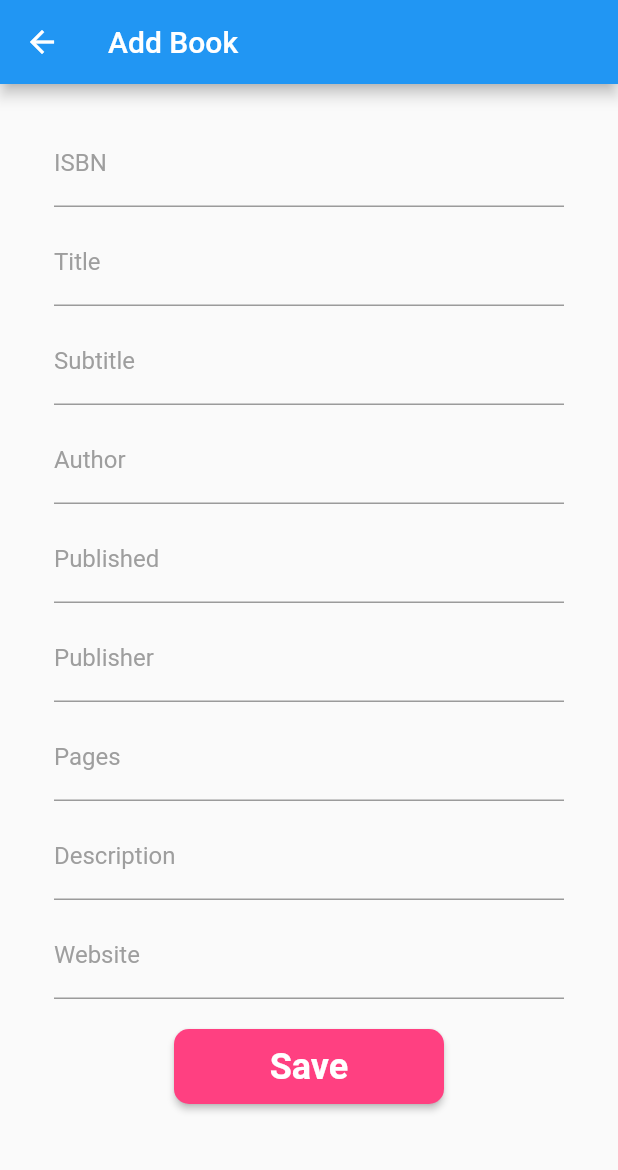
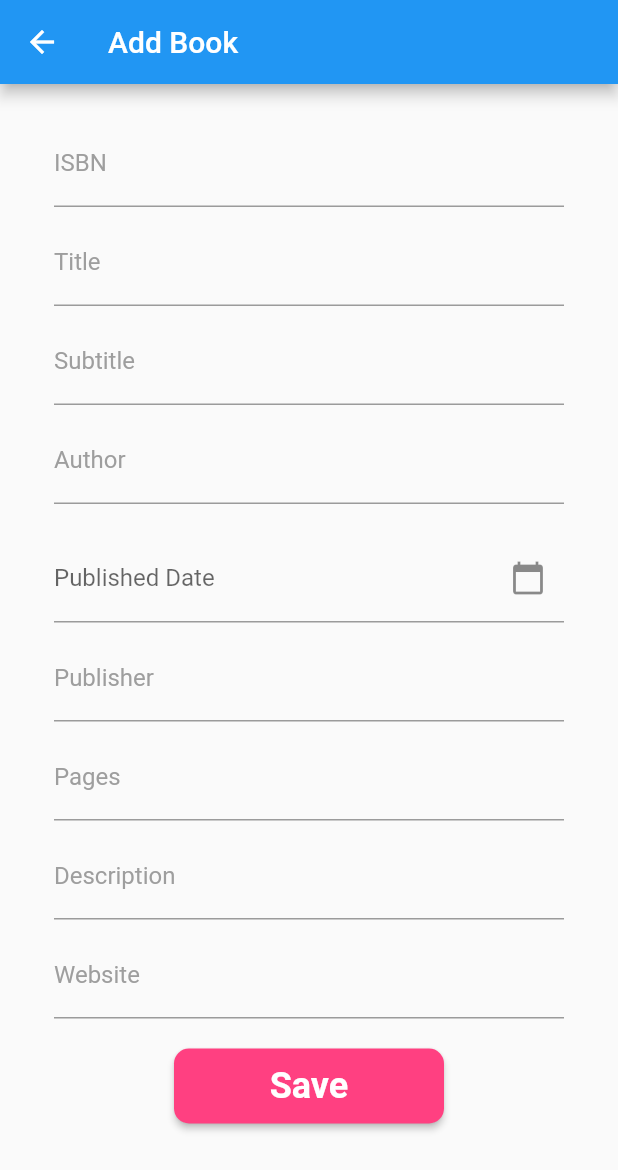
Before and after one commit to andisety/nusantara_tes, a Flutter app: the AddEditBook screen opened directly, on a phone screen of 412 x 824 dp. Shown: the top 1170 px of the screen. Run offline on Flutter 3.47's test engine with Material 2 defaults, Android fonts, the phone set to English and light mode, and no system bars; our stand-ins replace dio, get, shared_preferences; accounts and stored records are empty; network calls fail.

Commit message:
fix body nullable

```diff
--- a/lib/model/books.dart
+++ b/lib/model/books.dart
@@ -77,13 +77,13 @@ class Datum {
   int userId;
   String isbn;
   String title;
-  String subtitle;
-  String author;
-  DateTime published;
-  String publisher;
-  int pages;
-  String description;
-  String website;
+  String? subtitle;
+  String? author;
+  DateTime? published;
+  String? publisher;
+  int? pages;
+  String? description;
+  String? website;
   DateTime createdAt;
   DateTime updatedAt;
 
@@ -92,13 +92,13 @@ class Datum {
     required this.userId,
     required this.isbn,
     required this.title,
-    required this.subtitle,
-    required this.author,
-    required this.published,
-    required this.publisher,
-    required this.pages,
-    required this.description,
-    required this.website,
+    this.subtitle,
+    this.author,
+    this.published,
+    this.publisher,
+    this.pages,
+    this.description,
+    this.website,
     required this.createdAt,
     required this.updatedAt,
   });
@@ -110,7 +110,9 @@ class Datum {
         title: json["title"],
         subtitle: json["subtitle"],
         author: json["author"],
-        published: DateTime.parse(json["published"]),
+        published: json["published"] != null
+            ? DateTime.parse(json["published"])
+            : null,
         publisher: json["publisher"],
         pages: json["pages"],
         description: json["description"],
@@ -126,7 +128,7 @@ class Datum {
         "title": title,
         "subtitle": subtitle,
         "author": author,
-        "published": published.toIso8601String(),
+        "published": published?.toIso8601String(),
         "publisher": publisher,
         "pages": pages,
         "description": description,
--- a/lib/ui/add_edit_book.dart
+++ b/lib/ui/add_edit_book.dart
@@ -17,7 +17,7 @@ class AddEditBook extends StatefulWidget {
 
 class _AddEditBookState extends State<AddEditBook> {
   var isLogin = false.obs;
-
+  DateTime selectedDate = DateTime.now();
   BookController bookController = Get.put(BookController());
 
   @override
@@ -26,14 +26,31 @@ class _AddEditBookState extends State<AddEditBook> {
     if (widget.bookData != null) {
       bookController.isbnController.text = widget.bookData!.isbn;
       bookController.titleController.text = widget.bookData!.title;
-      bookController.subtitleController.text = widget.bookData!.subtitle;
-      bookController.authorController.text = widget.bookData!.author;
-      bookController.publishedController.text =
-          widget.bookData!.published.toString();
-      bookController.publisherController.text = widget.bookData!.publisher;
-      bookController.pagesController.text = widget.bookData!.pages.toString();
-      bookController.descController.text = widget.bookData!.description;
-      bookController.webController.text = widget.bookData!.website;
+      widget.bookData!.subtitle != null
+          ? bookController.subtitleController.text = widget.bookData!.subtitle!
+          : "";
+      widget.bookData!.author != null
+          ? bookController.authorController.text = widget.bookData!.author!
+          : "";
+
+      widget.bookData!.published != null
+          ? bookController.publishedController.text =
+              widget.bookData!.published!.toString()
+          : "";
+      widget.bookData!.publisher != null
+          ? bookController.publisherController.text =
+              widget.bookData!.publisher!
+          : "";
+      widget.bookData!.pages != null
+          ? bookController.pagesController.text =
+              widget.bookData!.pages!.toString()
+          : "";
+      widget.bookData!.description != null
+          ? bookController.descController.text = widget.bookData!.description!
+          : "";
+      widget.bookData!.website != null
+          ? bookController.webController.text = widget.bookData!.website!
+          : "";
     } else {
       bookController.isbnController.text = '';
       bookController.titleController.text = '';
@@ -44,6 +61,37 @@ class _AddEditBookState extends State<AddEditBook> {
       bookController.pagesController.text = '';
       bookController.descController.text = '';
       bookController.webController.text = '';
+    }
+  }
+
+  Future<void> _selectDate(BuildContext context) async {
+    final DateTime? pickedDate = await showDatePicker(
+      context: context,
+      initialDate: selectedDate,
+      firstDate: DateTime(2000),
+      lastDate: DateTime(2101),
+    );
+
+    if (pickedDate != null && pickedDate != selectedDate) {
+      final TimeOfDay? pickedTime = await showTimePicker(
+        context: context,
+        initialTime: TimeOfDay.now(),
+      );
+
+      if (pickedTime != null) {
+        setState(() {
+          selectedDate = DateTime(
+            pickedDate.year,
+            pickedDate.month,
+            pickedDate.day,
+            pickedTime.hour,
+            pickedTime.minute,
+          );
+        });
+        bookController.publishedController.text =
+            selectedDate.toLocal().toString();
+        print(selectedDate.toLocal());
+      }
     }
   }
 
@@ -85,8 +133,18 @@ class _AddEditBookState extends State<AddEditBook> {
                       SizedBox(
                         height: 20,
                       ),
-                      InputTextFieldWidget(
-                          bookController.publishedController, 'Published'),
+                      TextFormField(
+                        controller: bookController.publishedController,
+                        decoration: InputDecoration(
+                          labelText: 'Published Date',
+                          suffixIcon: IconButton(
+                            onPressed: () => _selectDate(context),
+                            icon: Icon(Icons.calendar_today),
+                          ),
+                        ),
+                        readOnly: true,
+                        onTap: () => _selectDate(context),
+                      ),
                       SizedBox(
                         height: 20,
                       ),
@@ -112,10 +170,15 @@ class _AddEditBookState extends State<AddEditBook> {
                       ),
                       SubmitButton(
                         onPressed: () {
-                          if (widget.bookData == null) {
+                          if (bookController.isbnController.text.isEmpty) {
+                            Get.snackbar("Error", "ISBN wajib diisi");
+                          } else if (bookController
+                              .titleController.text.isEmpty) {
+                            Get.snackbar("Error", "Title wajib diisi");
+                          } else if (widget.bookData != null) {
+                            bookController.editBook(widget.bookData!.id);
+                          } else if (widget.bookData == null) {
                             bookController.addBook();
-                          } else {
-                            bookController.editBook(widget.bookData!.id);
                           }
                         },
                         title: 'Save',
--- a/lib/ui/detailpage.dart
+++ b/lib/ui/detailpage.dart
@@ -119,11 +119,6 @@ class _DetailState extends State<DetailPage> {
                         const SizedBox(
                           height: 5,
                         ),
-                        const Text(
-                          "Release Date :",
-                          style: TextStyle(fontWeight: FontWeight.bold),
-                        ),
-                        Text(widget.book.author.toString()),
                         const SizedBox(
                           height: 5,
                         ),
--- a/lib/ui/home.dart
+++ b/lib/ui/home.dart
@@ -102,7 +102,7 @@ class _HomePageState extends State<HomePage> {
       }),
       floatingActionButton: FloatingActionButton(
         onPressed: () {
-          Get.to(() => const AddEditBook());
+          Get.to(() => AddEditBook());
         },
         child: const Icon(Icons.add),
       ),
```
Also changed, not shown: lib/controllers/bookController.dart (+24 -13 lines).
